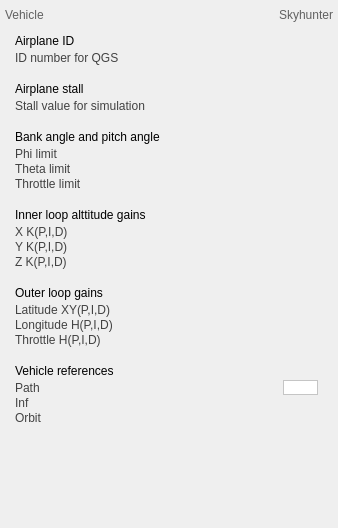
Before: the Qt Designer form Displays/config_materials/UI/configvehiclesettings.ui in ammelto/Stabilis-GUI, drawn with Qt 5.
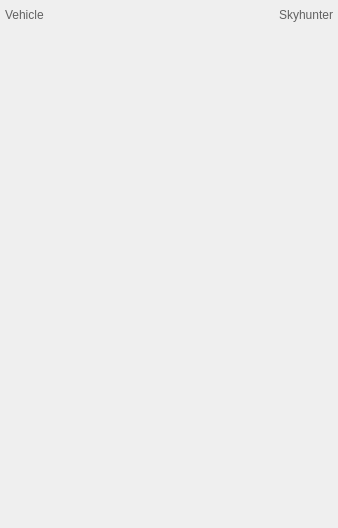
After: the same form once the commit is applied.

The edit to the form file:
```diff
--- a/Displays/config_materials/UI/configvehiclesettings.ui
+++ b/Displays/config_materials/UI/configvehiclesettings.ui
@@ -49,354 +49,6 @@
     <string>&lt;html&gt;&lt;head/&gt;&lt;body&gt;&lt;p align=&quot;right&quot;&gt;Skyhunter&lt;/p&gt;&lt;/body&gt;&lt;/html&gt;</string>
    </property>
   </widget>
-  <widget class="QLabel" name="IDLabel">
-   <property name="geometry">
-    <rect>
-     <x>15</x>
-     <y>30</y>
-     <width>251</width>
-     <height>22</height>
-    </rect>
-   </property>
-   <property name="styleSheet">
-    <string notr="true"/>
-   </property>
-   <property name="text">
-    <string>Airplane ID</string>
-   </property>
-  </widget>
-  <widget class="QLabel" name="IDDetailLabel">
-   <property name="geometry">
-    <rect>
-     <x>15</x>
-     <y>50</y>
-     <width>301</width>
-     <height>15</height>
-    </rect>
-   </property>
-   <property name="styleSheet">
-    <string notr="true">QLabel{
-	color: #424242
-}</string>
-   </property>
-   <property name="text">
-    <string>ID number for QGS</string>
-   </property>
-  </widget>
-  <widget class="QLabel" name="stallLabel">
-   <property name="geometry">
-    <rect>
-     <x>15</x>
-     <y>78</y>
-     <width>251</width>
-     <height>22</height>
-    </rect>
-   </property>
-   <property name="styleSheet">
-    <string notr="true"/>
-   </property>
-   <property name="text">
-    <string>Airplane stall</string>
-   </property>
-  </widget>
-  <widget class="QLabel" name="stallDetail">
-   <property name="geometry">
-    <rect>
-     <x>15</x>
-     <y>98</y>
-     <width>301</width>
-     <height>15</height>
-    </rect>
-   </property>
-   <property name="styleSheet">
-    <string notr="true">QLabel{
-	color: #424242
-}</string>
-   </property>
-   <property name="text">
-    <string>Stall value for simulation</string>
-   </property>
-  </widget>
-  <widget class="QLabel" name="bankPitchLimit">
-   <property name="geometry">
-    <rect>
-     <x>15</x>
-     <y>126</y>
-     <width>251</width>
-     <height>22</height>
-    </rect>
-   </property>
-   <property name="styleSheet">
-    <string notr="true"/>
-   </property>
-   <property name="text">
-    <string>Bank angle and pitch angle</string>
-   </property>
-  </widget>
-  <widget class="QLabel" name="bankPitchPhiDetail">
-   <property name="geometry">
-    <rect>
-     <x>15</x>
-     <y>146</y>
-     <width>301</width>
-     <height>15</height>
-    </rect>
-   </property>
-   <property name="styleSheet">
-    <string notr="true">QLabel{
-	color: #424242
-}</string>
-   </property>
-   <property name="text">
-    <string>Phi limit</string>
-   </property>
-  </widget>
-  <widget class="QLabel" name="bankPitchThetaDetail">
-   <property name="geometry">
-    <rect>
-     <x>15</x>
-     <y>161</y>
-     <width>301</width>
-     <height>15</height>
-    </rect>
-   </property>
-   <property name="styleSheet">
-    <string notr="true">QLabel{
-	color: #424242
-}</string>
-   </property>
-   <property name="text">
-    <string>Theta limit</string>
-   </property>
-  </widget>
-  <widget class="QLabel" name="bankPitchThtrottleDetail">
-   <property name="geometry">
-    <rect>
-     <x>15</x>
-     <y>176</y>
-     <width>301</width>
-     <height>15</height>
-    </rect>
-   </property>
-   <property name="styleSheet">
-    <string notr="true">QLabel{
-	color: #424242
-}</string>
-   </property>
-   <property name="text">
-    <string>Throttle limit</string>
-   </property>
-  </widget>
-  <widget class="QLabel" name="innerLoopLabel">
-   <property name="geometry">
-    <rect>
-     <x>15</x>
-     <y>204</y>
-     <width>251</width>
-     <height>22</height>
-    </rect>
-   </property>
-   <property name="styleSheet">
-    <string notr="true"/>
-   </property>
-   <property name="text">
-    <string>Inner loop alttitude gains</string>
-   </property>
-  </widget>
-  <widget class="QLabel" name="xPIDDetail">
-   <property name="geometry">
-    <rect>
-     <x>15</x>
-     <y>224</y>
-     <width>301</width>
-     <height>15</height>
-    </rect>
-   </property>
-   <property name="styleSheet">
-    <string notr="true">QLabel{
-	color: #424242
-}</string>
-   </property>
-   <property name="text">
-    <string>X K(P,I,D)</string>
-   </property>
-  </widget>
-  <widget class="QLabel" name="yPIDDetail">
-   <property name="geometry">
-    <rect>
-     <x>15</x>
-     <y>239</y>
-     <width>301</width>
-     <height>15</height>
-    </rect>
-   </property>
-   <property name="styleSheet">
-    <string notr="true">QLabel{
-	color: #424242
-}</string>
-   </property>
-   <property name="text">
-    <string>Y K(P,I,D)</string>
-   </property>
-  </widget>
-  <widget class="QLabel" name="zPIDDetail">
-   <property name="geometry">
-    <rect>
-     <x>15</x>
-     <y>254</y>
-     <width>301</width>
-     <height>15</height>
-    </rect>
-   </property>
-   <property name="styleSheet">
-    <string notr="true">QLabel{
-	color: #424242
-}</string>
-   </property>
-   <property name="text">
-    <string>Z K(P,I,D)</string>
-   </property>
-  </widget>
-  <widget class="QLabel" name="outerLoopLabel">
-   <property name="geometry">
-    <rect>
-     <x>15</x>
-     <y>282</y>
-     <width>251</width>
-     <height>22</height>
-    </rect>
-   </property>
-   <property name="styleSheet">
-    <string notr="true"/>
-   </property>
-   <property name="text">
-    <string>Outer loop gains</string>
-   </property>
-  </widget>
-  <widget class="QLabel" name="xyLatitudeDetail">
-   <property name="geometry">
-    <rect>
-     <x>15</x>
-     <y>302</y>
-     <width>301</width>
-     <height>15</height>
-    </rect>
-   </property>
-   <property name="styleSheet">
-    <string notr="true">QLabel{
-	color: #424242
-}</string>
-   </property>
-   <property name="text">
-    <string>Latitude XY(P,I,D)</string>
-   </property>
-  </widget>
-  <widget class="QLabel" name="hLongitudeDetail">
-   <property name="geometry">
-    <rect>
-     <x>15</x>
-     <y>317</y>
-     <width>301</width>
-     <height>15</height>
-    </rect>
-   </property>
-   <property name="styleSheet">
-    <string notr="true">QLabel{
-	color: #424242
-}</string>
-   </property>
-   <property name="text">
-    <string>Longitude H(P,I,D)</string>
-   </property>
-  </widget>
-  <widget class="QLabel" name="kThrottleDetail">
-   <property name="geometry">
-    <rect>
-     <x>15</x>
-     <y>332</y>
-     <width>301</width>
-     <height>15</height>
-    </rect>
-   </property>
-   <property name="styleSheet">
-    <string notr="true">QLabel{
-	color: #424242
-}</string>
-   </property>
-   <property name="text">
-    <string>Throttle H(P,I,D)</string>
-   </property>
-  </widget>
-  <widget class="QLabel" name="referencesLabel">
-   <property name="geometry">
-    <rect>
-     <x>15</x>
-     <y>360</y>
-     <width>251</width>
-     <height>22</height>
-    </rect>
-   </property>
-   <property name="styleSheet">
-    <string notr="true"/>
-   </property>
-   <property name="text">
-    <string>Vehicle references</string>
-   </property>
-  </widget>
-  <widget class="QLabel" name="referenceOneDetail">
-   <property name="geometry">
-    <rect>
-     <x>15</x>
-     <y>380</y>
-     <width>200</width>
-     <height>15</height>
-    </rect>
-   </property>
-   <property name="styleSheet">
-    <string notr="true">QLabel{
-	color: #424242
-}</string>
-   </property>
-   <property name="text">
-    <string>Path</string>
-   </property>
-  </widget>
-  <widget class="QLabel" name="referenceTwoDetail">
-   <property name="geometry">
-    <rect>
-     <x>15</x>
-     <y>395</y>
-     <width>251</width>
-     <height>15</height>
-    </rect>
-   </property>
-   <property name="styleSheet">
-    <string notr="true">QLabel{
-	color: #424242
-}</string>
-   </property>
-   <property name="text">
-    <string>Inf</string>
-   </property>
-  </widget>
-  <widget class="QLabel" name="referenceThreeDetail">
-   <property name="geometry">
-    <rect>
-     <x>15</x>
-     <y>410</y>
-     <width>251</width>
-     <height>15</height>
-    </rect>
-   </property>
-   <property name="styleSheet">
-    <string notr="true">QLabel{
-	color: #424242
-}</string>
-   </property>
-   <property name="text">
-    <string>Orbit</string>
-   </property>
-  </widget>
   <widget class="QWidget" name="advancedButton" native="true">
    <property name="geometry">
     <rect>
@@ -436,40 +88,27 @@
     <string notr="true"/>
    </property>
   </widget>
-  <widget class="QTextEdit" name="textEdit">
+  <widget class="QWidget" name="settingsArea" native="true">
    <property name="geometry">
     <rect>
-     <x>283</x>
-     <y>380</y>
-     <width>35</width>
-     <height>15</height>
+     <x>15</x>
+     <y>30</y>
+     <width>308</width>
+     <height>468</height>
     </rect>
    </property>
-   <property name="styleSheet">
-    <string notr="true">QTextEdit, QListView {
-    background-color: white;
-}</string>
+  </widget>
+  <widget class="QLabel" name="overlay">
+   <property name="geometry">
+    <rect>
+     <x>0</x>
+     <y>0</y>
+     <width>338</width>
+     <height>30</height>
+    </rect>
    </property>
-   <property name="inputMethodHints">
-    <set>Qt::ImhPreferNumbers</set>
-   </property>
-   <property name="frameShape">
-    <enum>QFrame::StyledPanel</enum>
-   </property>
-   <property name="frameShadow">
-    <enum>QFrame::Plain</enum>
-   </property>
-   <property name="verticalScrollBarPolicy">
-    <enum>Qt::ScrollBarAlwaysOff</enum>
-   </property>
-   <property name="horizontalScrollBarPolicy">
-    <enum>Qt::ScrollBarAlwaysOff</enum>
-   </property>
-   <property name="lineWrapMode">
-    <enum>QTextEdit::NoWrap</enum>
-   </property>
-   <property name="acceptRichText">
-    <bool>false</bool>
+   <property name="text">
+    <string/>
    </property>
   </widget>
   <zorder>windowLabel</zorder>
```
Left out of the diff: 27 changed lines with no effect on the pictures.
